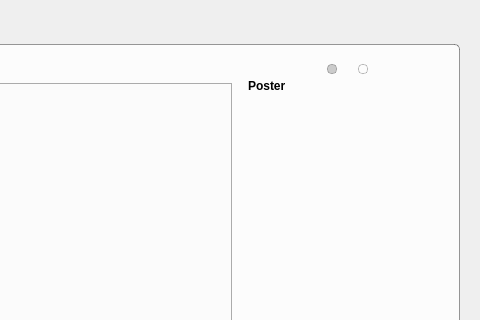
Qt form tvShows/TvShowWidgetTvShow.ui (Komet/MediaElch) before a commit; both pictures show x 474 to 954 and y 0 to 320 of the 954 by 762 pixel window.
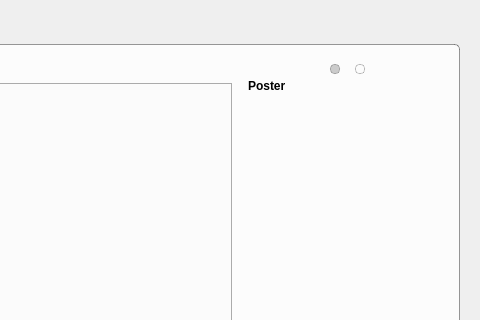
The same form after that commit. The open tabs and pages were chosen to show the change. Icons and pictures are not drawn. Custom widgets are drawn as their Qt base class.

Commit message: Expand Art Widget when window is big enough

What changed in the file:
```diff
--- a/tvShows/TvShowWidgetTvShow.ui
+++ b/tvShows/TvShowWidgetTvShow.ui
@@ -537,9 +537,10 @@
          <number>0</number>
         </property>
         <item>
-         <layout class="QHBoxLayout" name="horizontalLayout_12">
-          <property name="spacing">
-           <number>12</number>
+         <widget class="QWidget" name="artStackedWidgetButtons" native="true">
+          <layout class="QHBoxLayout" name="horizontalLayout_11">
+           <property name="margin">
+            <number>0</number>
           </property>
           <item>
            <spacer name="horizontalSpacer_7">
@@ -633,6 +634,7 @@
            </spacer>
           </item>
          </layout>
+         </widget>
         </item>
         <item>
          <widget class="SlidingStackedWidget" name="artStackedWidget">
```
Left out of the diff: 4 changed lines with no effect on the pictures. Lines whose indentation alone changed are shown as unchanged. The commit also changes 7 other files.
